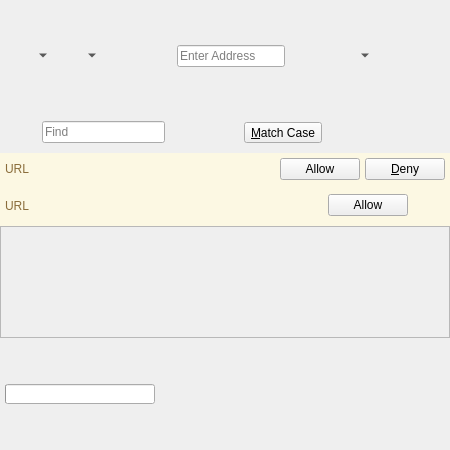
This is UI/dooble_page.ui in textbrowser/dooble as Qt 5 draws it before an edit. The edited form follows.
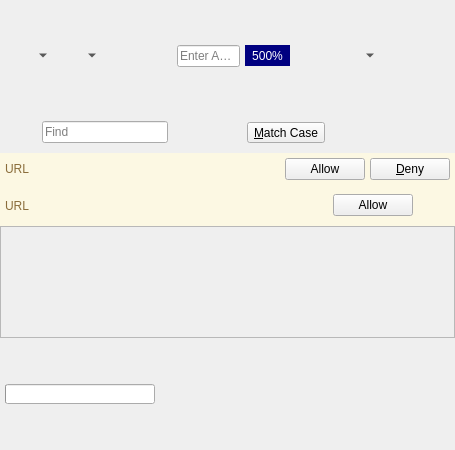
This is the edited form. Custom widgets are drawn as their Qt base class.

Commit message: Zoom value.

Patch:
```diff
--- a/UI/dooble_page.ui
+++ b/UI/dooble_page.ui
@@ -6,7 +6,7 @@
    <rect>
     <x>0</x>
     <y>0</y>
-    <width>450</width>
+    <width>455</width>
     <height>450</height>
    </rect>
   </property>
@@ -136,6 +136,22 @@
         </property>
        </widget>
       </item>
+      <item>
+       <widget class="dooble_tool_button" name="zoom_value">
+        <property name="toolTip">
+         <string>Zoom Reset (Control + 0)</string>
+        </property>
+        <property name="styleSheet">
+         <string notr="true">QToolButton {background-color: navy; color: white;}</string>
+        </property>
+        <property name="text">
+         <string>500%</string>
+        </property>
+        <property name="autoRaise">
+         <bool>true</bool>
+        </property>
+       </widget>
+      </item>
       <item>
        <widget class="dooble_tool_button" name="accepted_or_blocked">
         <property name="toolTip">
```
Left out of the diff: 5 changed lines with no effect on the pictures. The commit also changes 4 other files.
